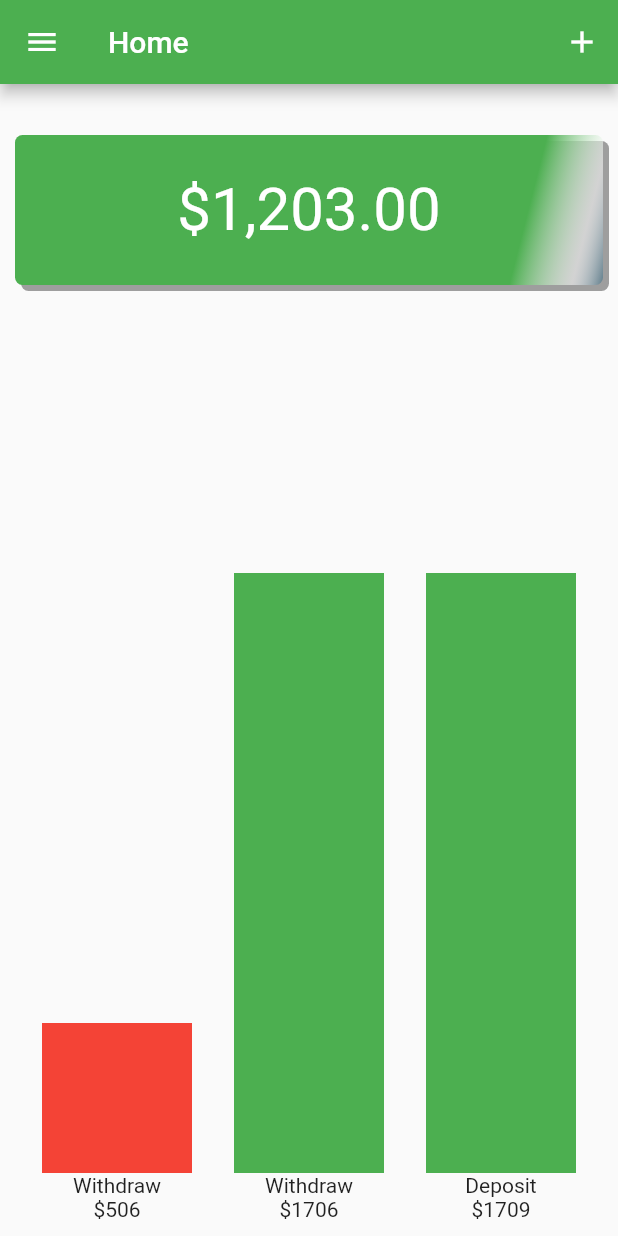
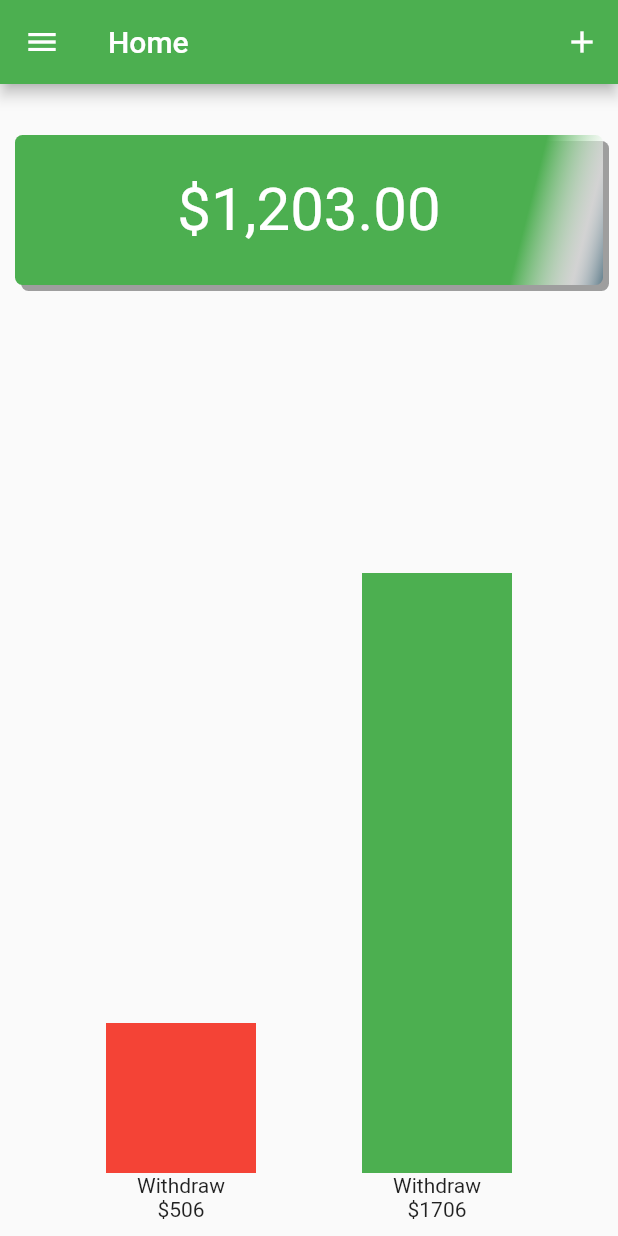
Before and after one commit to sumithpdd/flutterinmotion, a Flutter app: the screen it shows after launch, on a phone screen of 412 x 824 dp. Run offline on Flutter 3.47's test engine with Material 2 defaults, Android fonts, the phone set to English and light mode, and no system bars.

Commit message:
Removed left over barline

```diff
--- a/spend_tracker/lib/pages/home/home_page.dart
+++ b/spend_tracker/lib/pages/home/home_page.dart
@@ -32,23 +32,7 @@ class HomePage extends StatelessWidget {
                 _BarLine(100,Colors.red,506),
                 _BarLine(400,Colors.green
                 ,1706),
-                Column(
-                  mainAxisAlignment: MainAxisAlignment.end,
-                  crossAxisAlignment: CrossAxisAlignment.center,
-                  children: <Widget>[
-                    Container(
-                      height: 400,
-                      width: 100,
-                      color: Colors.green,
-                    ),
-                    Text(
-                      'Deposit',
-                    ),
-                    Text(
-                      '\$1709',
-                    ),
-                  ],
-                ),
+
               ],
             ),
           )
```
Also changed, not shown: 1 other file.
